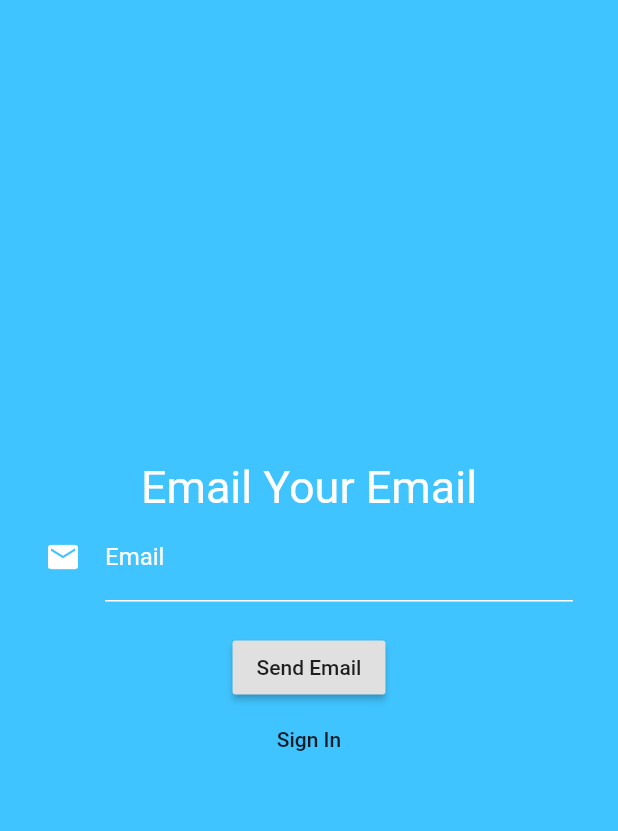
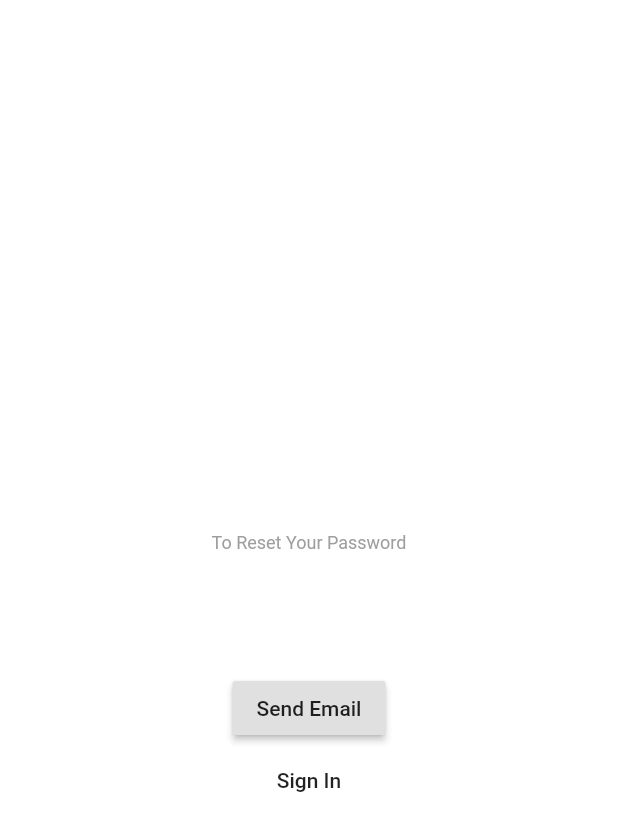
Before and after one commit to cr34t1ve/the_dealership, a Flutter app: the ForgotPassword screen opened by its route, on a phone screen of 412 x 824 dp. Shown: the top 831 px of the screen. Run offline on Flutter 3.47's test engine with Material 2 defaults, Android fonts, the phone set to English and light mode, and no system bars; our stand-ins replace carousel_slider, cloud_firestore, firebase_auth, firebase_core, firebase_database, fluttertoast and 7 more; missing offline and left inert: dart:ffi; accounts and stored records are empty.

Commit message:
forgotpassword

```diff
--- a/lib/Pages/forgotpassword.dart
+++ b/lib/Pages/forgotpassword.dart
@@ -1,6 +1,9 @@
 import 'package:firebase_auth/firebase_auth.dart';
 import 'package:flutter/material.dart';
 import 'package:fluttertoast/fluttertoast.dart';
+import 'package:google_fonts/google_fonts.dart';
+import 'package:the_dealership/main.dart';
+import 'package:unicons/unicons.dart';
 
 class ForgotPassword extends StatelessWidget {
   static String id = 'forgot-password';
@@ -17,8 +20,31 @@ class ForgotPassword extends StatelessWidget {
 
   @override
   Widget build(BuildContext context) {
+
+
+    Size size = MediaQuery.of(context).size; //check the size of device
+    var brightness = MediaQuery.of(context).platformBrightness;
+    bool isDarkMode = brightness ==
+        Brightness.dark; //check if device is in dark or light mode
+
     return Scaffold(
-      backgroundColor: Colors.lightBlueAccent,
+      backgroundColor: Colors.white10,
+      appBar: PreferredSize(
+        preferredSize: const Size.fromHeight(40.0), //appbar size
+        child: AppBar(
+          backgroundColor: Colors.transparent,
+          shadowColor: Colors.transparent,
+          automaticallyImplyLeading: true,
+          titleSpacing: 0,
+          leadingWidth: size.width * 0.15,
+          title: Text("Forgot Password"),
+
+
+
+          centerTitle: true,
+
+        ),
+      ),
       body: Form(
         child: Padding(
           padding: EdgeInsets.symmetric(horizontal: 30.0),
@@ -26,8 +52,12 @@ class ForgotPassword extends StatelessWidget {
             mainAxisAlignment: MainAxisAlignment.center,
             children: [
               Text(
-                'Email Your Email',
+                'Enter Your Email',
                 style: TextStyle(fontSize: 30, color: Colors.white),
+              ),
+              Text(
+                'To Reset Your Password',
+                style: TextStyle(fontSize:12, color: Colors.grey),
               ),
               TextFormField(
                 controller: emailTextEditingController,
```
